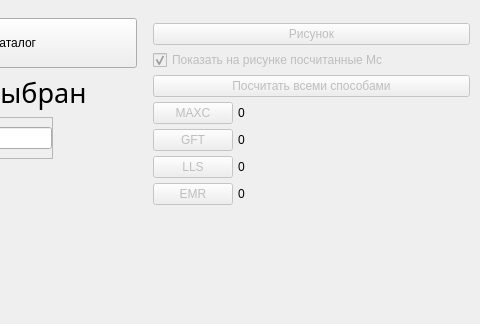
Qt form GUI/predst.ui (Piskanaft/Magnitude-of-Completeness) before a commit; both pictures show x 183 to 663 and y 0 to 324 of the 663 by 435 pixel window.
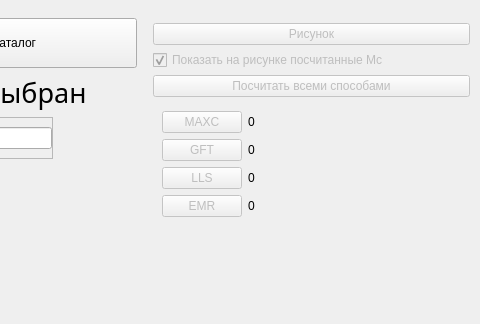
The same form after that commit. Icons and pictures are not drawn.

Diff of the .ui file:
```diff
--- a/GUI/predst.ui
+++ b/GUI/predst.ui
@@ -299,7 +299,8 @@
           </widget>
          </item>
          <item>
-          <layout class="QFormLayout" name="formLayout">
+          <widget class="QWidget" name="methods_form" native="true">
+           <layout class="QFormLayout" name="methods_formLayout">
            <item row="0" column="0">
             <widget class="QPushButton" name="calculate_maxc_button">
              <property name="enabled">
@@ -369,6 +370,7 @@
             </widget>
            </item>
           </layout>
+          </widget>
          </item>
         </layout>
        </widget>
```
Lines whose indentation alone changed are shown as unchanged.
